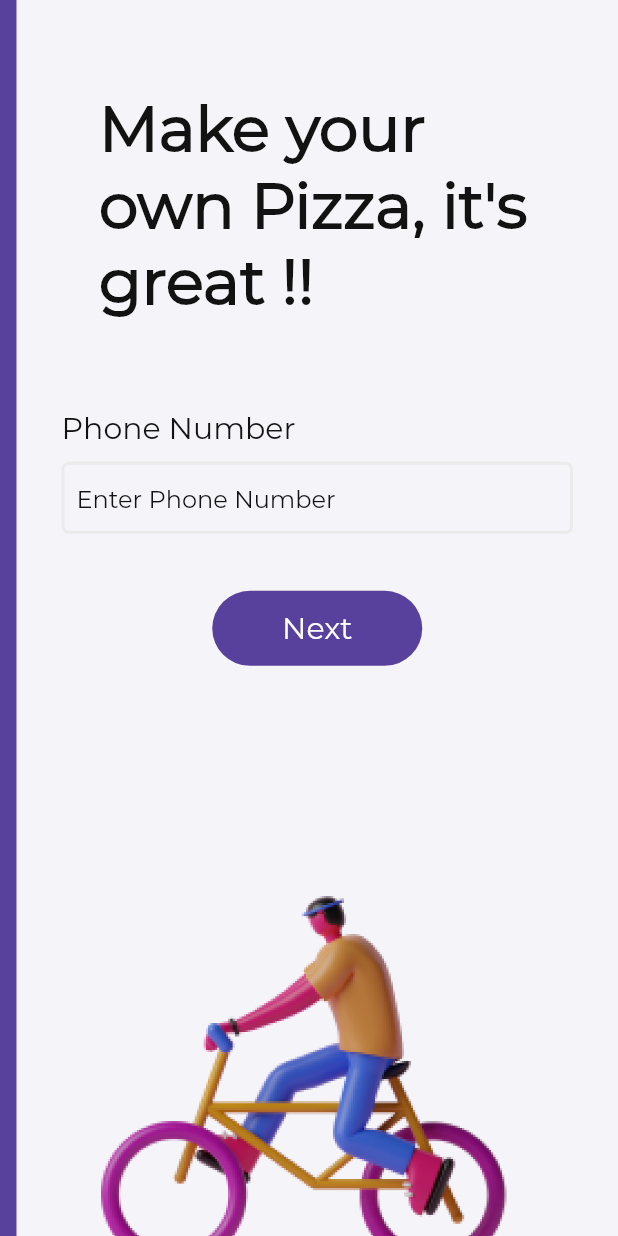
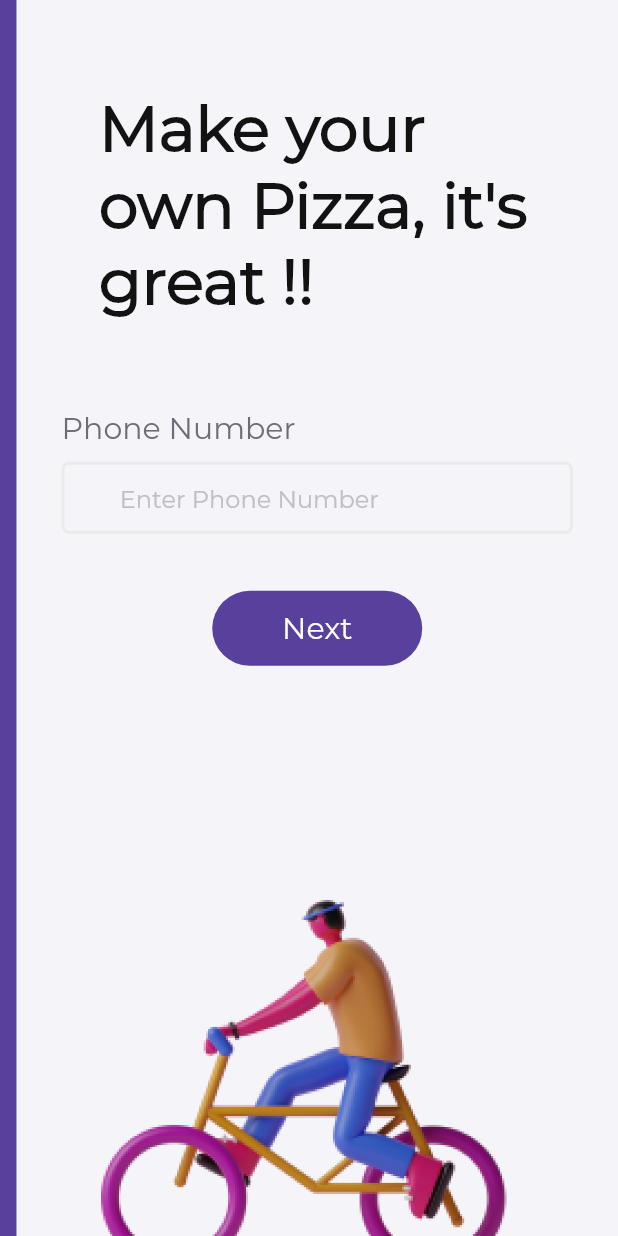
Before and after one commit to viral-sangani/3D-Pizza-Animation, a Flutter app: the screen it shows after launch, after a tap on "Start", on a phone screen of 412 x 824 dp. Run offline on Flutter 3.47's test engine with Material 2 defaults, Android fonts, the phone set to English and light mode, and no system bars; our stand-ins replace firebase_auth, firebase_core; accounts and stored records are empty; project files that could hold a hidden picture were left out.

Commit message:
Changes in label text and scroll in splash screen

```diff
--- a/lib/screens/splash/log_in/log_in.dart
+++ b/lib/screens/splash/log_in/log_in.dart
@@ -102,7 +102,7 @@ class _LoginState extends State<Login> with TickerProviderStateMixin {
     LoadingDialog().hide();
 
     if (_result != null) {
-      SetupRoutes.pushAndRemoveAll(context, Routes.HOME);
+      SetupRoutes.pushAndRemoveAll(context, Routes.USER_FORM);
     } else {
       setState(() {
         _errorText = 'OTP verification failed';
@@ -263,7 +263,7 @@ class _LoginState extends State<Login> with TickerProviderStateMixin {
           padding: EdgeInsets.only(left: 30.0, top: 30.0),
           child: Text("Phone Number",
               style: TextStyle(
-                color: ColorConstants.black,
+                color: ColorConstants.DARK_GREY,
                 fontSize: 20,
               )),
         ),
@@ -280,9 +280,11 @@ class _LoginState extends State<Login> with TickerProviderStateMixin {
             ),
             decoration: InputDecoration(
               // hintTextDirection: TextDirection.rtl,
+              prefixText: '+91 ',
+              // floatingLabelBehavior: FloatingLabelBehavior.always,
               hintText: "Enter Phone Number",
               hintStyle: TextStyle(
-                color: ColorConstants.black,
+                color: ColorConstants.LIGHT_GREY,
                 fontSize: 16,
               ),
               contentPadding:
@@ -322,7 +324,7 @@ class _LoginState extends State<Login> with TickerProviderStateMixin {
           padding: EdgeInsets.only(left: 30.0, top: 30.0),
           child: Text("Otp",
               style: TextStyle(
-                color: ColorConstants.black,
+                color: ColorConstants.DARK_GREY,
                 fontSize: 20,
               )),
         ),
@@ -339,7 +341,7 @@ class _LoginState extends State<Login> with TickerProviderStateMixin {
             decoration: InputDecoration(
               hintText: "Enter OTP",
               hintStyle: TextStyle(
-                color: ColorConstants.black,
+                color: ColorConstants.LIGHT_GREY,
                 fontSize: 16,
               ),
               contentPadding:
--- a/lib/screens/splash/splash.dart
+++ b/lib/screens/splash/splash.dart
@@ -70,6 +70,7 @@ class _SplashState extends State<Splash> with TickerProviderStateMixin {
                 color: ColorConstants.purple,
               ),
               Expanded(
+                child: SingleChildScrollView(
                   child: Column(
                       // alignment: Alignment.center,
                       children: [
@@ -186,7 +187,8 @@ class _SplashState extends State<Splash> with TickerProviderStateMixin {
                                     padding: EdgeInsets.symmetric(
                                         horizontal: 40.toHeight),
                                     alignment: Alignment.center,
-                                  width: SizeConfig().screenWidth - 50.toWidth,
+                                    width:
+                                        SizeConfig().screenWidth - 50.toWidth,
                                     height: 70.toHeight,
                                     decoration: BoxDecoration(
                                       color: ColorConstants.purple,
@@ -218,8 +220,8 @@ class _SplashState extends State<Splash> with TickerProviderStateMixin {
                                         RichText(
                                           text: TextSpan(
                                             text: '>',
-                                          style:
-                                              CustomTextStyles.customTextStyle(
+                                            style: CustomTextStyles
+                                                .customTextStyle(
                                               ColorConstants.white
                                                   .withOpacity(0.2),
                                               size: 25,
@@ -253,8 +255,10 @@ class _SplashState extends State<Splash> with TickerProviderStateMixin {
                             : SizedBox(
                                 height: 0,
                               ),
-                      isSignedIn
-                          ? SizedBox()
+                        isLogin
+                            ? SizedBox(
+                                // height: 200.toHeight,
+                                )
                             : SlideTransition(
                                 position: Tween<Offset>(
                                   begin: const Offset(1, 0),
@@ -263,7 +267,10 @@ class _SplashState extends State<Splash> with TickerProviderStateMixin {
                                 child: Login(),
                               ),
                         Container(
-                        child: Image.asset(ImageAssets.SPLASH_BG),
+                          child: Image.asset(
+                            ImageAssets.SPLASH_BG,
+                            height: 400.toHeight,
+                          ),
                         )
                         // Positioned(
                         //   bottom: 10.toHeight,
@@ -277,6 +284,7 @@ class _SplashState extends State<Splash> with TickerProviderStateMixin {
                         // ),
                       ]),
                 ),
+              ),
             ],
           )),
     );
```
Lines whose indentation alone changed are shown as unchanged.
